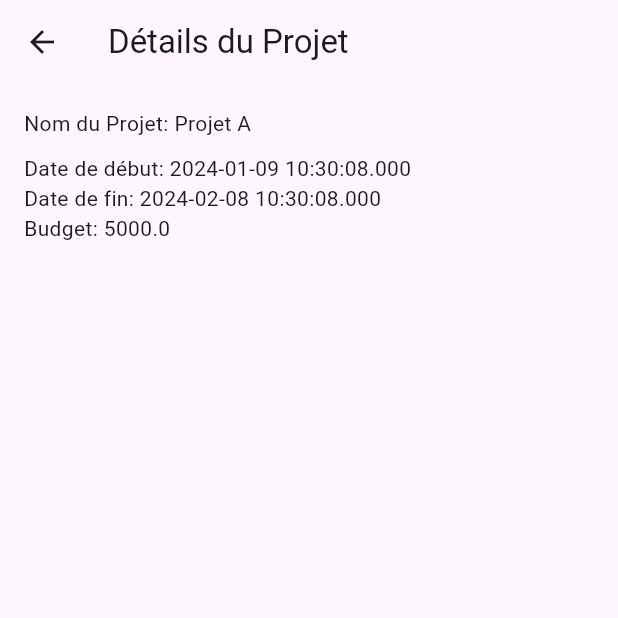
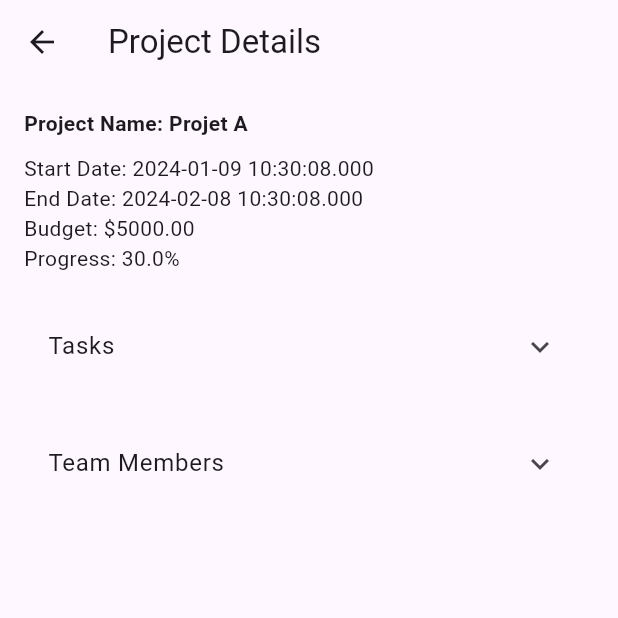
Before and after one commit to YFriha/Project_Management_Flutter, a Flutter app: the ProjectDetailsScreen screen opened directly with sample values from the repository, on a phone screen of 412 x 824 dp, the top half of it. Run offline on Flutter 3.47's test engine with Material 3 defaults, Android fonts, the phone set to English and light mode, and no system bars; our stand-ins replace percent_indicator, table_calendar.

Commit message:
version2

```diff
--- a/lib/data/mock_data.dart
+++ b/lib/data/mock_data.dart
@@ -1,5 +1,3 @@
-// mock_data.dart
-
 import '../models/project.dart';
 import '../models/task.dart';
 import '../models/team_member.dart';
@@ -12,16 +10,18 @@ class MockData {
         startDate: DateTime.now(),
         endDate: DateTime.now().add(Duration(days: 30)),
         budget: 5000.0,
-        progress: 30.0, id: '0', // Ajoutez la propriété progress pour chaque projet
+        progress: 30.0,
+        id: '0',
       ),
       Project(
         name: 'Projet B',
         startDate: DateTime.now(),
         endDate: DateTime.now().add(Duration(days: 45)),
         budget: 8000.0,
-        progress: 60.0, id: '1',
+        progress: 60.0,
+        id: '1',
       ),
-      // Ajoutez d'autres projets selon vos besoins.
+      // Add more projects as needed.
     ];
   }
 
@@ -31,29 +31,42 @@ class MockData {
         name: 'Tâche 1',
         dueDate: DateTime.now().add(Duration(days: 15)),
         priority: 1,
+        assignedMember: getTeamMembers()[0], // Assign task to the first team member
       ),
       Task(
         name: 'Tâche 2',
         dueDate: DateTime.now().add(Duration(days: 20)),
         priority: 2,
+        assignedMember: getTeamMembers()[1], // Assign task to the second team member
       ),
-      // Ajoutez d'autres tâches selon vos besoins.
+      Task(
+        name: 'Tâche 3',
+        dueDate: DateTime.now().add(Duration(days: 25)),
+        priority: 3,
+        assignedMember: getTeamMembers()[2], // Assign task to the third team member
+      ),
+      // Add more tasks as needed.
     ];
   }
 
   static List<TeamMember> getTeamMembers() {
     return [
       TeamMember(
-        name: 'John Doe',
+        name: 'friha yassir',
         position: 'Développeur',
-        email: 'john.doe@example.com',
+        email: 'friha@example.com',
       ),
       TeamMember(
-        name: 'Jane Smith',
+        name: 'aballagh nezar',
         position: 'Designer',
-        email: 'jane.smith@example.com',
+        email: 'aballagh@example.com',
       ),
-      // Ajoutez d'autres membres de l'équipe selon vos besoins.
+      TeamMember(
+        name: 'hamza',
+        position: 'Testeur',
+        email: 'hamza@example.com',
+      ),
+      // Add more team members as needed.
     ];
   }
 }
--- a/lib/main.dart
+++ b/lib/main.dart
@@ -1,5 +1,8 @@
 import 'package:flutter/material.dart';
-import 'package:projx/screens/calendar_screen.dart';
+import 'package:projx/data/mock_data.dart';
+import 'package:projx/screens/project_details_screen.dart';
+import 'package:projx/screens/project_list_screen.dart';
+
 import 'dashboard/dashboard_screen.dart';
 
 void main() {
@@ -14,7 +17,7 @@ class MyApp extends StatelessWidget {
       theme: ThemeData(
         primarySwatch: Colors.blue,
       ),
-      home: CalendarScreen(),  // Définissez le tableau de bord comme écran initial
+      home: DashboardScreen(), // Assuming getProjects returns a list, use .first to get the first project
     );
   }
 }
--- a/lib/models/task.dart
+++ b/lib/models/task.dart
@@ -1,33 +1,40 @@
+// models/task.dart
+
+import 'package:projx/models/team_member.dart';
+
 class Task {
   final String name;
   final DateTime dueDate;
   final int priority;
-  // Ajoutez d'autres propriétés de tâche en fonction de vos besoins.
+  final TeamMember assignedMember; // Added assignedMember property
 
   Task({
     required this.name,
     required this.dueDate,
     required this.priority,
-    // Ajoutez d'autres propriétés de tâche en fonction de vos besoins.
+    required this.assignedMember, // Added assignedMember to the constructor
+    // Add other task properties as needed.
   });
 
-  // Facultatif : Méthode pour créer une tâche à partir d'une carte (map) de données.
+  // Optional: Method to create a Task from a map of data.
   factory Task.fromJson(Map<String, dynamic> json) {
     return Task(
       name: json['name'],
       dueDate: DateTime.parse(json['dueDate']),
       priority: json['priority'],
-      // Ajoutez d'autres propriétés de tâche en fonction de vos besoins.
+      assignedMember: TeamMember.fromJson(json['assignedMember']),
+      // Add other task properties as needed.
     );
   }
 
-  // Facultatif : Méthode pour convertir une tâche en une carte (map) de données.
+  // Optional: Method to convert a Task into a map of data.
   Map<String, dynamic> toJson() {
     return {
       'name': name,
       'dueDate': dueDate.toIso8601String(),
       'priority': priority,
-      // Ajoutez d'autres propriétés de tâche en fonction de vos besoins.
+      'assignedMember': assignedMember.toJson(),
+      // Add other task properties as needed.
     };
   }
 }
--- a/lib/screens/Task_Creation_Screen.dart
+++ b/lib/screens/Task_Creation_Screen.dart
@@ -4,7 +4,7 @@ import '../models/project.dart';
 class TaskCreationScreen extends StatefulWidget {
   final Project project;
 
-  TaskCreationScreen({final this.project});
+  TaskCreationScreen({required final this.project});
 
   @override
   _TaskCreationScreenState createState() => _TaskCreationScreenState();
--- a/lib/screens/project_details_screen.dart
+++ b/lib/screens/project_details_screen.dart
@@ -1,31 +1,122 @@
 import 'package:flutter/material.dart';
-import '../models/project.dart';
+import 'package:projx/models/project.dart';
+import 'package:projx/models/task.dart';
+import 'package:projx/models/team_member.dart';
+import '../data/mock_data.dart';
+import 'team_collaboration_screen.dart'; // Import the TeamCollaborationScreen
 
 class ProjectDetailsScreen extends StatelessWidget {
   final Project project;
 
-  ProjectDetailsScreen({final this.project});
+  ProjectDetailsScreen({required final this.project});
 
   @override
   Widget build(BuildContext context) {
     return Scaffold(
       appBar: AppBar(
-        title: Text('Détails du Projet'),
+        title: Text('Project Details'),
       ),
       body: Padding(
         padding: const EdgeInsets.all(16.0),
-        child: Column(
-          crossAxisAlignment: CrossAxisAlignment.start,
+        child: ListView(
           children: [
-            Text('Nom du Projet: ${project.name}'),
-            SizedBox(height: 10),
-            Text('Date de début: ${project.startDate.toLocal()}'),
-            Text('Date de fin: ${project.endDate.toLocal()}'),
-            Text('Budget: ${project.budget}'),
-            // Ajoutez d'autres détails du projet en fonction de vos besoins.
+            _buildProjectDetails(),
+            SizedBox(height: 20),
+            _buildTasksSection(),
+            SizedBox(height: 20),
+            _buildTeamMembersSection(context), // Pass the context to _buildTeamMembersSection
           ],
         ),
       ),
     );
   }
+
+  Widget _buildProjectDetails() {
+    return Column(
+      crossAxisAlignment: CrossAxisAlignment.start,
+      children: [
+        Text(
+          'Project Name: ${project.name}',
+          style: TextStyle(fontWeight: FontWeight.bold),
+        ),
+        SizedBox(height: 10),
+        Text('Start Date: ${project.startDate.toLocal()}'),
+        Text('End Date: ${project.endDate.toLocal()}'),
+        Text('Budget: \$${project.budget.toStringAsFixed(2)}'),
+        Text('Progress: ${project.progress}%'),
+      ],
+    );
+  }
+
+  Widget _buildTasksSection() {
+    List<Task> tasks = MockData.getTasks();
+
+    return ExpansionTile(
+      title: Text('Tasks'),
+      children: tasks.map((task) => _buildTaskTile(task)).toList(),
+    );
+  }
+
+  Widget _buildTaskTile(Task task) {
+    return ListTile(
+      title: Text(task.name),
+      subtitle: Column(
+        crossAxisAlignment: CrossAxisAlignment.start,
+        children: [
+          Text('Due Date: ${task.dueDate.toLocal()}'),
+          Text('Priority: ${task.priority}'),
+          Text('Assigned Member: ${task.assignedMember.name}'),
+        ],
+      ),
+      onTap: () {
+        // Navigate to the task details screen if needed
+        // Navigator.push(context, MaterialPageRoute(builder: (context) => ProjectDetailsScreen(project: project)));
+      },
+    );
+  }
+
+  Widget _buildTeamMembersSection(BuildContext context) {
+    List<TeamMember> teamMembers = MockData.getTeamMembers();
+
+    return ExpansionTile(
+      title: Text('Team Members'),
+      children: teamMembers
+          .map(
+            (member) => ListTile(
+          title: Text(member.name),
+          subtitle: Text(member.position),
+        ),
+      )
+          .toList()
+        ..add(
+          // Add a button to navigate to TeamCollaborationScreen
+          ListTile(
+            title: Text('Team Collaboration'),
+            onTap: () {
+              Navigator.push(
+                context,
+                MaterialPageRoute(builder: (context) => TeamCollaborationScreen()),
+              );
+            },
+          ),
+        ),
+    );
+  }
 }
+
+void main() {
+  runApp(MyApp());
+}
+
+class MyApp extends StatelessWidget {
+  @override
+  Widget build(BuildContext context) {
+    return MaterialApp(
+      title: 'Your Application Name',
+      theme: ThemeData(
+        primarySwatch: Colors.blue,
+      ),
+      home: ProjectDetailsScreen(project: MockData.getProjects().first),
+    );
+  }
+}
--- a/lib/screens/task_list_screen.dart
+++ b/lib/screens/task_list_screen.dart
@@ -4,7 +4,7 @@ import '../models/task.dart';
 class TaskListScreen extends StatelessWidget {
   final List<Task> tasks;
 
-  TaskListScreen({final this.tasks});
+  TaskListScreen({required final this.tasks});
 
   @override
   Widget build(BuildContext context) {
--- a/lib/widgets/project_card.dart
+++ b/lib/widgets/project_card.dart
@@ -33,7 +33,7 @@ class ProjectCard extends StatelessWidget {
             onPressed: () {
               Navigator.push(
                 context,
-                MaterialPageRoute(builder: (context) => TaskCreationScreen(projectId: project.id)),
+                MaterialPageRoute(builder: (context) => TaskCreationScreen(project: project)),
               );
             },
             child: Text('Ajouter une Tâche'),
--- a/lib/widgets/task_item.dart
+++ b/lib/widgets/task_item.dart
@@ -1,10 +1,12 @@
+// widgets/task_item.dart
+
 import 'package:flutter/material.dart';
 import '../models/task.dart';
 
 class TaskItem extends StatelessWidget {
   final Task task;
 
-  TaskItem({final this.task});
+  TaskItem({required final this.task});
 
   @override
   Widget build(BuildContext context) {
@@ -18,11 +20,12 @@ class TaskItem extends StatelessWidget {
           children: [
             Text('Délai: ${task.dueDate.toLocal()}'),
             Text('Priorité: ${task.priority}'),
-            // Ajoutez d'autres détails de la tâche en fonction de vos besoins.
+            Text('Assigné à: ${task.assignedMember.name}'), // Display assigned member's name
+            // Add other details of the task as needed.
           ],
         ),
         onTap: () {
-          // Naviguez vers l'écran de détails de la tâche.
+          // Navigate to the task details screen.
           // Navigator.push(context, MaterialPageRoute(builder: (context) => TaskDetailsScreen(task: task)));
         },
       ),
--- a/lib/widgets/team_member_item.dart
+++ b/lib/widgets/team_member_item.dart
@@ -4,7 +4,7 @@ import '../models/team_member.dart';
 class TeamMemberItem extends StatelessWidget {
   final TeamMember teamMember;
 
-  TeamMemberItem({final this.teamMember});
+  TeamMemberItem({required final this.teamMember});
 
   @override
   Widget build(BuildContext context) {
```
Also changed, not shown: lib/dashboard/dashboard_screen.dart (+66 -20 lines), lib/screens/project_list_screen.dart (+39 -5 lines), pubspec.lock, 3 other files.
